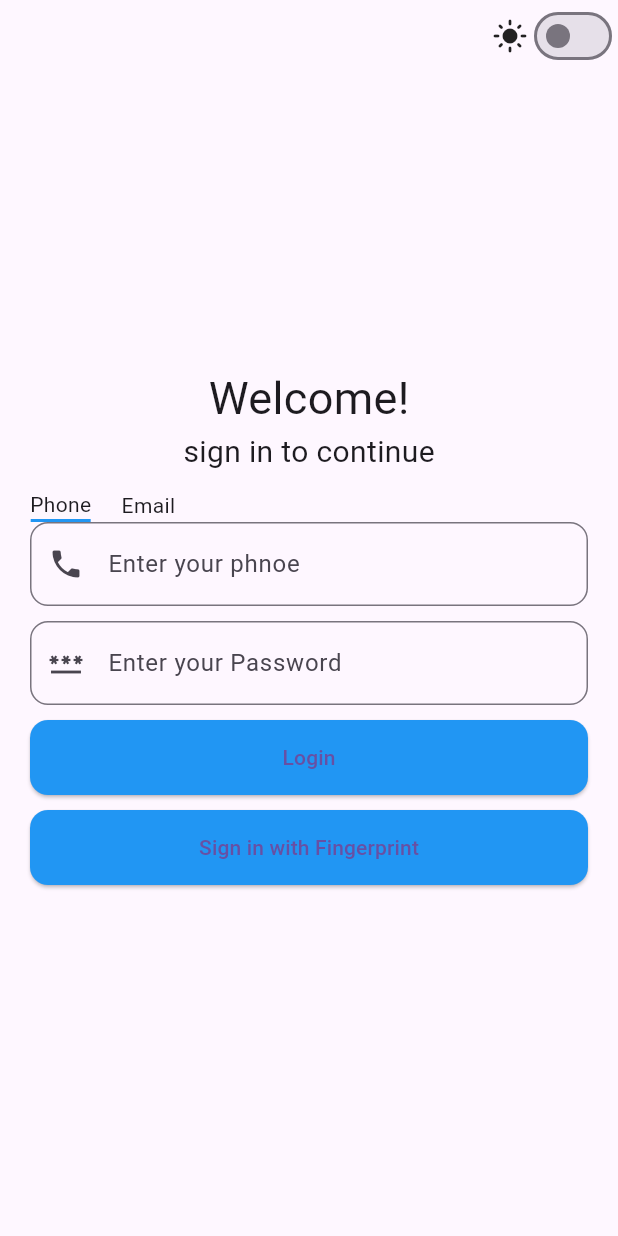
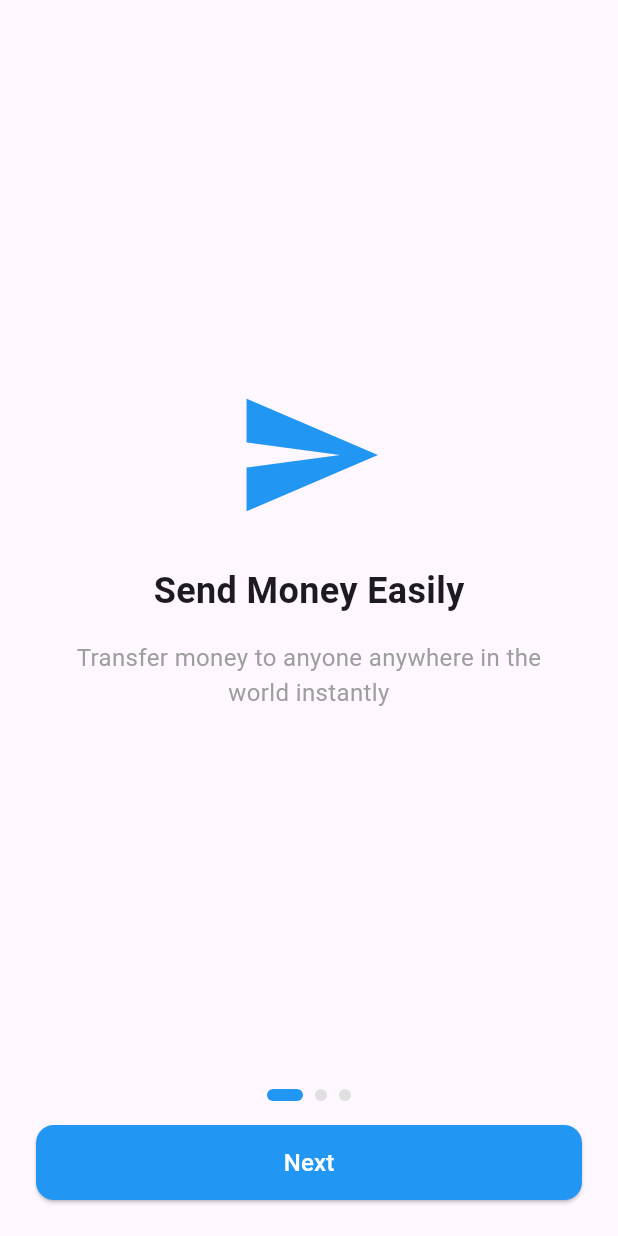
Before and after one commit to Daniyal656/banking_app, a Flutter app: the screen it shows after launch, on a phone screen of 412 x 824 dp. Run offline on Flutter 3.47's test engine with Material 3 defaults, Android fonts, the phone set to English and light mode, and no system bars; our stand-ins replace audioplayers, fl_chart, slide_to_act.

```diff
--- a/lib/home_screen.dart
+++ b/lib/home_screen.dart
@@ -43,6 +43,7 @@ class _HomeScreenState extends State<HomeScreen> {
                  ),
                     SizedBox(width: 10,),
                     Column(
+                      crossAxisAlignment: CrossAxisAlignment.start,
                       children: [
                         Text("Hi, Daniyal"),
                         Text("Welcome back!")
@@ -67,6 +68,7 @@ class _HomeScreenState extends State<HomeScreen> {
                 Card(
                     elevation: 5,
                     color: Color(0xFF1B3EC8),
+                    margin: EdgeInsets.zero,
                     shape: RoundedRectangleBorder(
                       borderRadius: BorderRadius.circular(16),
                     ),
@@ -118,7 +120,7 @@ class _HomeScreenState extends State<HomeScreen> {
 
                           child: Icon(Icons.add_circle_outline, color: Colors.blue),
                         ),
-                        SizedBox(width: 6,),
+                        SizedBox(height: 6,),
                         Text("Add Money",style: TextStyle(fontSize: 12))
 
                       ],
--- a/lib/main.dart
+++ b/lib/main.dart
@@ -2,7 +2,6 @@ import 'package:banking_app/login_screen.dart';
 import 'package:banking_app/splash.dart';
 import 'package:banking_app/theme_provider.dart';
 import 'package:flutter/material.dart';
-
 void main(){
   runApp(Routing());
 }
--- /dev/null
+++ b/lib/onboarding_screen.dart
@@ -0,0 +1,147 @@
+import 'package:flutter/material.dart';
+import 'package:banking_app/login_screen.dart';
+
+class OnboardingScreen extends StatefulWidget {
+  const OnboardingScreen({super.key});
+
+  @override
+  State<OnboardingScreen> createState() => _OnboardingScreenState();
+}
+
+class _OnboardingScreenState extends State<OnboardingScreen> {
+  int _currentPage = 0;
+  PageController _pageController = PageController();
+
+  @override
+  Widget build(BuildContext context) {
+    return Scaffold(
+      body: SafeArea(
+        child: Column(
+          children: [
+            Expanded(
+              child: PageView(
+                controller: _pageController,
+                onPageChanged: (index) {
+                  setState(() {
+                    _currentPage = index;
+                  });
+                },
+                children: [
+                  Column(
+                    mainAxisAlignment: MainAxisAlignment.center,
+                    children: [
+                      Icon(Icons.send, size: 100, color: Colors.blue),
+                      SizedBox(height: 24),
+                      Text(
+                        "Send Money Easily",
+                        style: TextStyle(fontSize: 24, fontWeight: FontWeight.bold),
+                      ),
+                      SizedBox(height: 16),
+                      Padding(
+                        padding: EdgeInsets.symmetric(horizontal: 32),
+                        child: Text(
+                          "Transfer money to anyone anywhere in the world instantly",
+                          textAlign: TextAlign.center,
+                          style: TextStyle(fontSize: 16, color: Colors.grey),
+                        ),
+                      ),
+                    ],
+                  ),
+                  // Secure Payments
+                  Column(
+                    mainAxisAlignment: MainAxisAlignment.center,
+                    children: [
+                      Icon(Icons.security, size: 100, color: Colors.green),
+                      SizedBox(height: 24),
+                      Text(
+                        "Secure Payments",
+                        style: TextStyle(fontSize: 24, fontWeight: FontWeight.bold),
+                      ),
+                      SizedBox(height: 16),
+                      Padding(
+                        padding: EdgeInsets.symmetric(horizontal: 32),
+                        child: Text(
+                          "Your money is safe with us.We use bank-level security to protect your account",
+                          textAlign: TextAlign.center,
+                          style: TextStyle(fontSize: 16, color: Colors.grey),
+                        ),
+                      ),
+                    ],
+                  ),
+                  // Page 1 — Send Money
+                  Column(
+                    mainAxisAlignment: MainAxisAlignment.center,
+                    children: [
+                      Icon(Icons.bar_chart, size: 100, color: Colors.orange),
+                      SizedBox(height: 24),
+                      Text(
+                        "Track your Spendings",
+                        style: TextStyle(fontSize: 24, fontWeight: FontWeight.bold),
+                      ),
+                      SizedBox(height: 16),
+                      Padding(
+                        padding: EdgeInsets.symmetric(horizontal: 32),
+                        child: Text(
+                          "Monitor your transactions and manage your budget with ease",
+                          textAlign: TextAlign.center,
+                          style: TextStyle(fontSize: 16, color: Colors.grey),
+                        ),
+                      ),
+                    ],
+                  ),
+
+                ],
+              ),
+            ),
+            Row(
+              mainAxisAlignment: MainAxisAlignment.center,
+              children: List.generate(
+                3,
+                    (index) => Container(
+                  margin: EdgeInsets.symmetric(horizontal: 4),
+                  width: _currentPage == index ? 24 : 8,
+                  height: 8,
+                  decoration: BoxDecoration(
+                    color: _currentPage == index ? Colors.blue : Colors.grey.shade300,
+                    borderRadius: BorderRadius.circular(4),
+                  ),
+                ),
+              ),
+            ),
+            SizedBox(height: 16),
+            Padding(
+              padding: EdgeInsets.symmetric(horizontal: 24),
+              child: ElevatedButton(
+                style: ElevatedButton.styleFrom(
+                  backgroundColor: Colors.blue,
+                  minimumSize: Size(double.infinity, 50),
+                  shape: RoundedRectangleBorder(
+                    borderRadius: BorderRadius.circular(12),
+                  ),
+                ),
+                onPressed: () {
+                  if (_currentPage < 2) {
+                    _pageController.nextPage(
+                      duration: Duration(milliseconds: 300),
+                      curve: Curves.easeIn,
+                    );
+                  } else {
+                    Navigator.pushReplacement(
+                        context,
+                        MaterialPageRoute(builder: (context) => LoginScreen())
+                    );
+                  }
+                },
+                child: Text(
+                  _currentPage == 2 ? "Get Started" : "Next",
+                  style: TextStyle(color: Colors.white, fontSize: 16),
+                ),
+              ),
+            ),
+            SizedBox(height: 24),
+          ],
+        ),
+      ),
+    );
+  }
+}
--- a/lib/splash.dart
+++ b/lib/splash.dart
@@ -2,7 +2,7 @@ import 'dart:async';
 
 import 'package:banking_app/login_screen.dart';
 import 'package:flutter/material.dart';
-
+import 'package:banking_app/onboarding_screen.dart';
 class Splash extends StatefulWidget {
   const Splash({super.key});
 
@@ -17,7 +17,7 @@ class _SplashState extends State<Splash> {
     Timer(
       Duration(seconds: 6),
           () => Navigator.pushReplacement(
-          context, MaterialPageRoute(builder: (context) => LoginScreen())
+          context, MaterialPageRoute(builder: (context) => OnboardingScreen())
       ),
     );
   }
--- a/pubspec.yaml
+++ b/pubspec.yaml
@@ -32,6 +32,7 @@ dependencies:
     sdk: flutter
   audioplayers: ^6.4.0
   slide_to_act: ^2.0.1
+  fl_chart: ^0.68.0
 
 
   # The following adds the Cupertino Icons font to your application.
```
Also changed, not shown: lib/main_screen.dart (+8 -1 lines), lib/report_screen.dart (added, +189 -0 lines), on_boarding_screens.dart (added), pubspec.lock.
